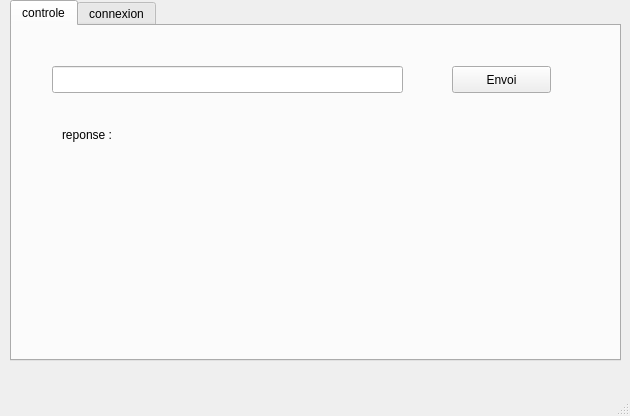
Fattonin/ProjetWifibot_Annet_Bernard, file mainwindow.ui: the form before one commit.
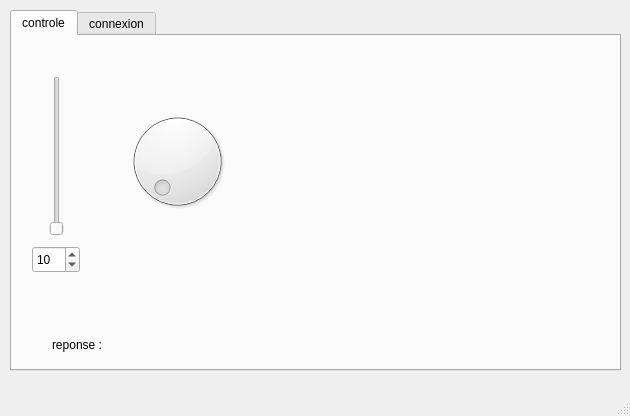
The form after the commit. The open tabs and pages were chosen to show the change.

Patch:
```diff
--- a/mainwindow.ui
+++ b/mainwindow.ui
@@ -18,7 +18,7 @@
     <property name="geometry">
      <rect>
       <x>10</x>
-      <y>0</y>
+      <y>10</y>
       <width>611</width>
       <height>361</height>
      </rect>
@@ -30,34 +30,11 @@
      <attribute name="title">
       <string>controle</string>
      </attribute>
-     <widget class="QPushButton" name="B_envoi">
-      <property name="geometry">
-       <rect>
-        <x>440</x>
-        <y>40</y>
-        <width>99</width>
-        <height>27</height>
-       </rect>
-      </property>
-      <property name="text">
-       <string>Envoi</string>
-      </property>
-     </widget>
-     <widget class="QLineEdit" name="Envoi">
-      <property name="geometry">
-       <rect>
-        <x>40</x>
-        <y>40</y>
-        <width>351</width>
-        <height>27</height>
-       </rect>
-      </property>
-     </widget>
      <widget class="QLabel" name="recu">
       <property name="geometry">
        <rect>
-        <x>50</x>
-        <y>130</y>
+        <x>130</x>
+        <y>300</y>
         <width>461</width>
         <height>17</height>
        </rect>
@@ -69,8 +46,8 @@
      <widget class="QLabel" name="label_2">
       <property name="geometry">
        <rect>
-        <x>50</x>
-        <y>100</y>
+        <x>40</x>
+        <y>300</y>
         <width>67</width>
         <height>17</height>
        </rect>
@@ -79,6 +56,42 @@
        <string>reponse :</string>
       </property>
      </widget>
+     <widget class="QSlider" name="verticalSlider">
+      <property name="geometry">
+       <rect>
+        <x>30</x>
+        <y>40</y>
+        <width>29</width>
+        <height>160</height>
+       </rect>
+      </property>
+      <property name="orientation">
+       <enum>Qt::Vertical</enum>
+      </property>
+     </widget>
+     <widget class="QDial" name="dial">
+      <property name="geometry">
+       <rect>
+        <x>110</x>
+        <y>70</y>
+        <width>111</width>
+        <height>111</height>
+       </rect>
+      </property>
+     </widget>
+     <widget class="QSpinBox" name="spinBox">
+      <property name="geometry">
+       <rect>
+        <x>20</x>
+        <y>210</y>
+        <width>48</width>
+        <height>27</height>
+       </rect>
+      </property>
+      <property name="value">
+       <number>10</number>
+      </property>
+     </widget>
     </widget>
     <widget class="QWidget" name="connexion">
      <attribute name="title">
```
Left out of the diff: 37 changed lines with no effect on the pictures.
